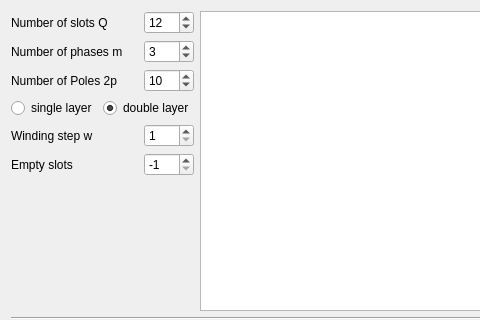
Qt form swat_em/ui/GenWinding2.ui (mjfwest/swat-em) before a commit; both pictures show x 0 to 480 and y 0 to 320 of the 620 by 473 pixel window.
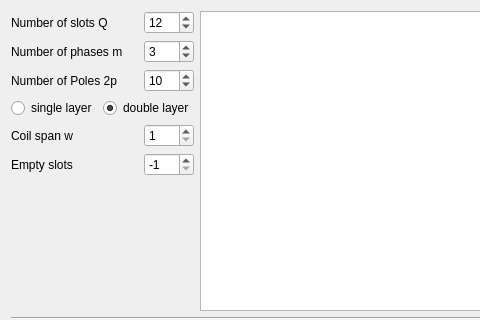
The same form after that commit. Icons and pictures are not drawn.

Commit message: wording "winding step" changed to "coil span" in api

What changed in the file:
```diff
--- a/swat_em/ui/GenWinding2.ui
+++ b/swat_em/ui/GenWinding2.ui
@@ -180,7 +180,7 @@
          <item>
           <widget class="QLabel" name="label_3">
            <property name="text">
-            <string>Winding step w</string>
+            <string>Coil span w</string>
            </property>
           </widget>
          </item>
```
The commit also changes 11 other files.
